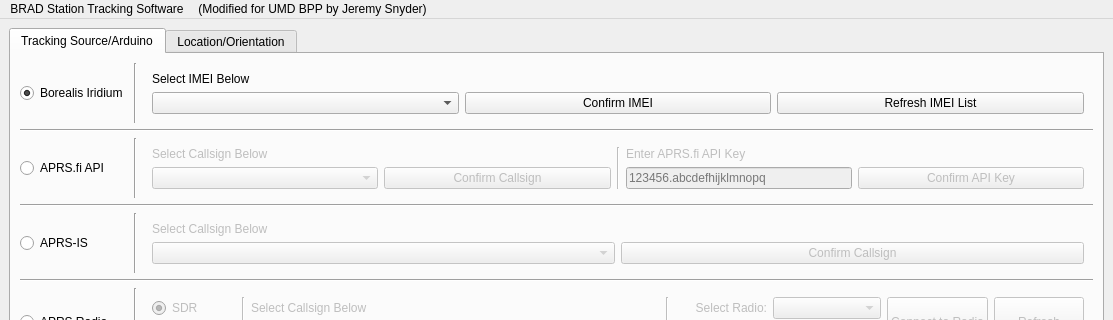
Above: designerFiles/Ground_Station_GUI.ui from UMDBPP/NEBP-Ground-Station-Tracker before the change; both pictures show x 0 to 1113 and y 0 to 320 of the 1113 by 887 pixel window. Below: the same form after it.
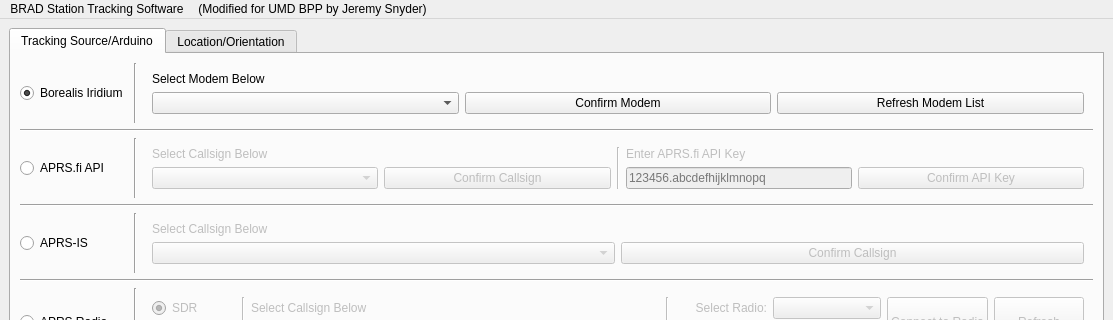
That is the form after the change.

Commit message: Fix multiprocessing variable data types, fix logging so it logs to one file per position update run, update Borealis interfacing to use the new API, remove arduino up tilt message printout, make GUI combox completers case insensitive, update GUI

Diff of the .ui file:
```diff
--- a/designerFiles/Ground_Station_GUI.ui
+++ b/designerFiles/Ground_Station_GUI.ui
@@ -61,7 +61,7 @@
              <item row="0" column="0">
               <widget class="QLabel" name="Borealis_label_EnterIMEI">
                <property name="text">
-                <string>Select IMEI Below</string>
+                <string>Select Modem Below</string>
                </property>
               </widget>
              </item>
@@ -71,7 +71,7 @@
                 <bool>true</bool>
                </property>
                <property name="text">
-                <string>Confirm IMEI</string>
+                <string>Confirm Modem</string>
                </property>
               </widget>
              </item>
@@ -81,7 +81,7 @@
                 <bool>true</bool>
                </property>
                <property name="text">
-                <string>Refresh IMEI List</string>
+                <string>Refresh Modem List</string>
                </property>
               </widget>
              </item>
```
Left out of the diff: 8 changed lines with no effect on the pictures. The commit also changes 4 other files.
